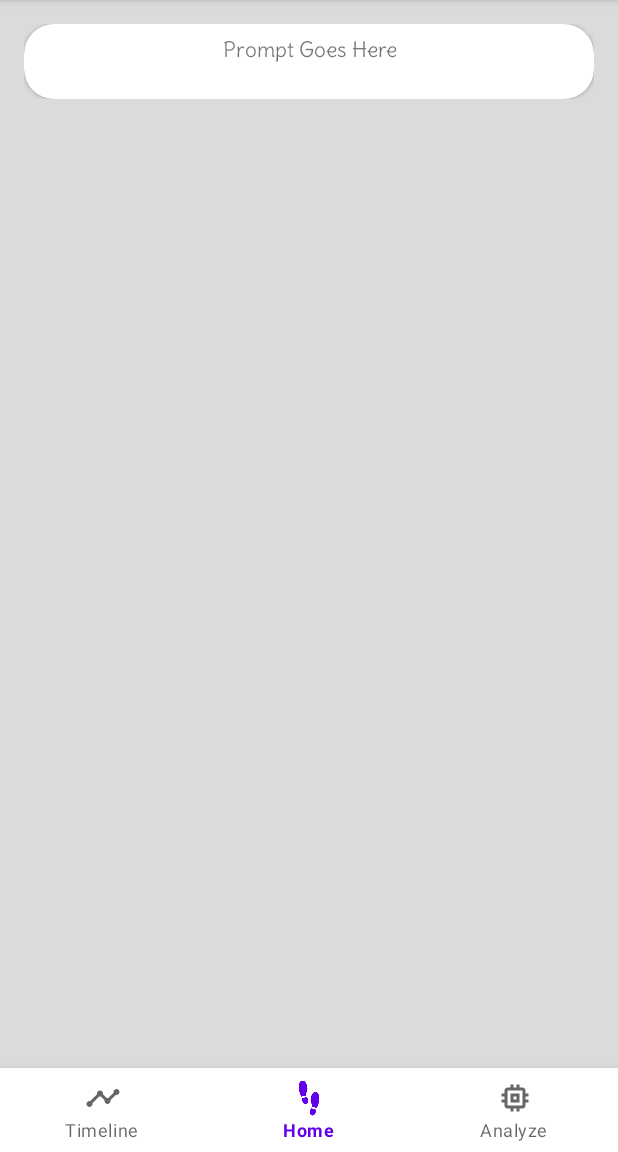
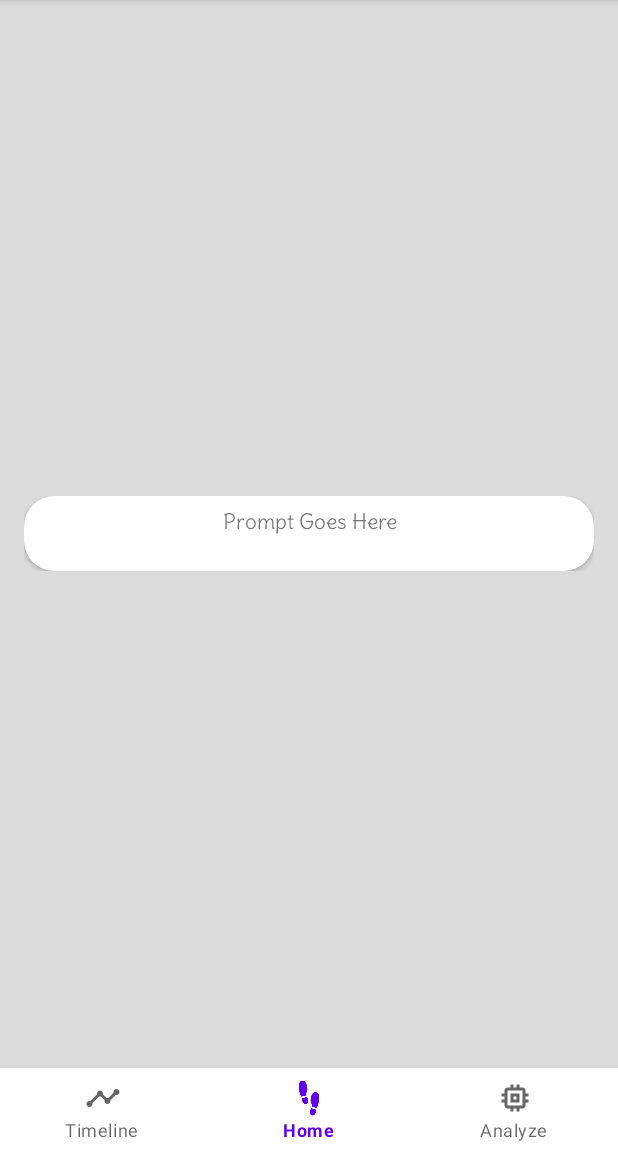
Before and after one commit to paperfront/Journey, an Android app: the fragment CreateJournalEntryFragment placed in its activity, on a phone screen of 412 x 824 dp, the part 84-1236 px from its top. Run offline under Robolectric (Android 15) with nearby library versions, the phone set to English and light mode, and no system bars; our stand-ins replace Firebase (no records; nobody signed in at launch, a user with empty details on screens opened directly), Timber; 1 statement that could not run was skipped.

Commit message:
Layout for prompt now is centered in the view

```diff
--- a/app/src/main/res/layout/fragment_create_journal_entry.xml
+++ b/app/src/main/res/layout/fragment_create_journal_entry.xml
@@ -1,5 +1,7 @@
 <?xml version="1.0" encoding="utf-8"?>
-<FrameLayout xmlns:android="http://schemas.android.com/apk/res/android"
+<FrameLayout
+    android:layout_gravity="center"
+    xmlns:android="http://schemas.android.com/apk/res/android"
     xmlns:tools="http://schemas.android.com/tools"
     android:layout_width="match_parent"
     android:layout_height="wrap_content"
```
